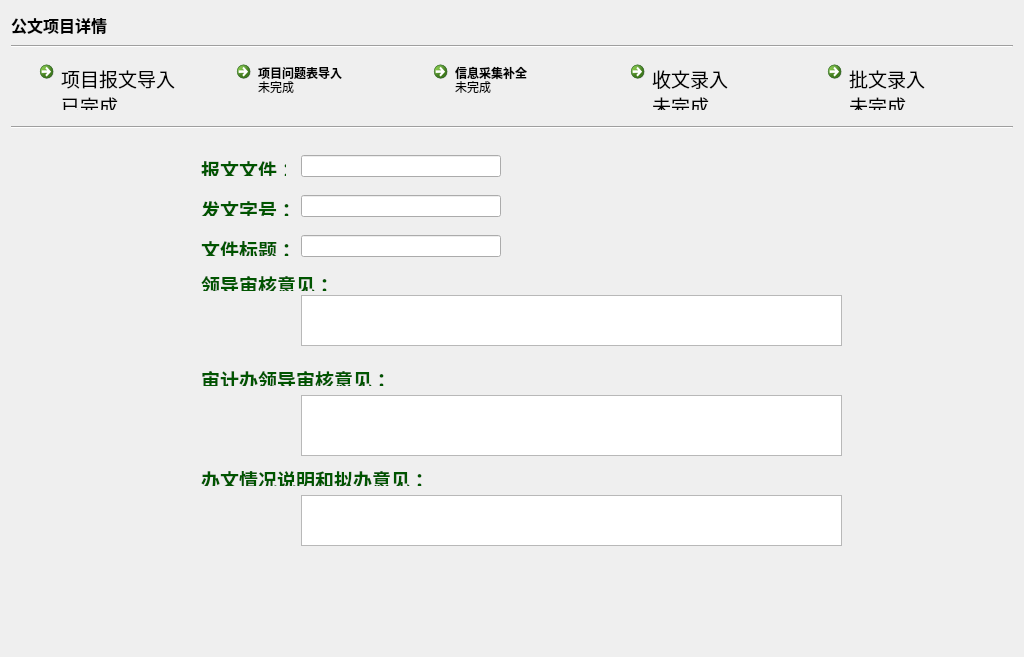
This is ui_dir/gwdetail.ui in wind-sword/Audit as Qt 5 draws it before an edit. The edited form follows.
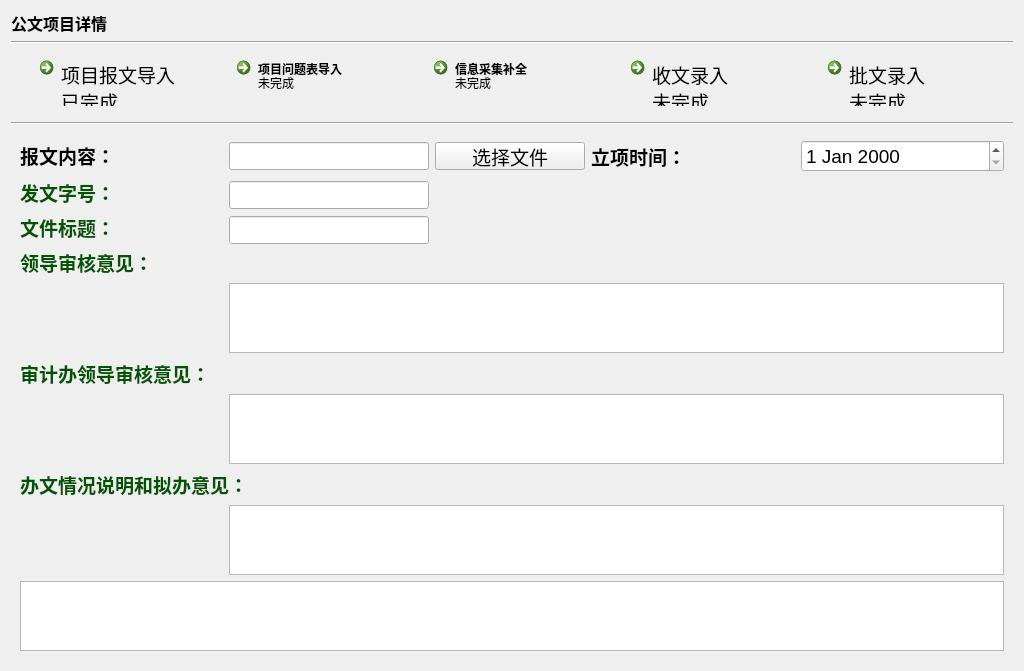
This is the edited form. The open tabs and pages were chosen to show the change.

```diff
--- a/ui_dir/gwdetail.ui
+++ b/ui_dir/gwdetail.ui
@@ -7,13 +7,13 @@
     <x>0</x>
     <y>0</y>
     <width>1024</width>
-    <height>657</height>
+    <height>656</height>
    </rect>
   </property>
   <property name="windowTitle">
    <string>Form</string>
   </property>
-  <layout class="QVBoxLayout" name="verticalLayout" stretch="1,1,2,1,18">
+  <layout class="QVBoxLayout" name="verticalLayout" stretch="0,1,2,1,0">
    <item>
     <widget class="QLabel" name="label_head">
      <property name="font">
@@ -242,35 +242,9 @@
       <number>0</number>
      </property>
      <widget class="QWidget" name="page_basicinfo">
-      <widget class="QLabel" name="label_num_5">
-       <property name="geometry">
-        <rect>
-         <x>190</x>
-         <y>230</y>
-         <width>201</width>
-         <height>21</height>
-        </rect>
-       </property>
-       <property name="font">
-        <font>
-         <pointsize>14</pointsize>
-         <weight>75</weight>
-         <bold>true</bold>
-        </font>
-       </property>
-       <property name="text">
-        <string notr="true">&lt;html&gt;&lt;head/&gt;&lt;body&gt;&lt;p&gt;&lt;span style=&quot; color:#005500;&quot;&gt;审计办领导审核意见：&lt;/span&gt;&lt;/p&gt;&lt;/body&gt;&lt;/html&gt;</string>
-       </property>
-      </widget>
+      <layout class="QGridLayout" name="gridLayout">
+       <item row="2" column="0">
       <widget class="QLabel" name="label_num_3">
-       <property name="geometry">
-        <rect>
-         <x>190</x>
-         <y>100</y>
-         <width>91</width>
-         <height>21</height>
-        </rect>
-       </property>
        <property name="font">
         <font>
          <pointsize>14</pointsize>
@@ -282,15 +256,121 @@
         <string>&lt;html&gt;&lt;head/&gt;&lt;body&gt;&lt;p&gt;&lt;span style=&quot; color:#005500;&quot;&gt;文件标题：&lt;/span&gt;&lt;/p&gt;&lt;/body&gt;&lt;/html&gt;</string>
        </property>
       </widget>
+       </item>
+       <item row="4" column="1" colspan="4">
+        <widget class="QTextEdit" name="textEdit_2"/>
+       </item>
+       <item row="1" column="0">
+        <widget class="QLabel" name="label_num">
+         <property name="font">
+          <font>
+           <pointsize>14</pointsize>
+           <weight>75</weight>
+           <bold>true</bold>
+          </font>
+         </property>
+         <property name="text">
+          <string>&lt;html&gt;&lt;head/&gt;&lt;body&gt;&lt;p&gt;&lt;span style=&quot; color:#005500;&quot;&gt;发文字号：&lt;/span&gt;&lt;/p&gt;&lt;/body&gt;&lt;/html&gt;</string>
+         </property>
+        </widget>
+       </item>
+       <item row="8" column="1" colspan="4">
+        <widget class="QTextEdit" name="textEdit_3"/>
+       </item>
+       <item row="0" column="3">
+        <widget class="QLabel" name="label_24">
+         <property name="font">
+          <font>
+           <pointsize>14</pointsize>
+           <weight>75</weight>
+           <bold>true</bold>
+          </font>
+         </property>
+         <property name="text">
+          <string>立项时间：</string>
+         </property>
+        </widget>
+       </item>
+       <item row="0" column="4">
+        <widget class="QDateEdit" name="dateEdit">
+         <property name="font">
+          <font>
+           <pointsize>14</pointsize>
+          </font>
+         </property>
+        </widget>
+       </item>
+       <item row="5" column="0" colspan="2">
+        <widget class="QLabel" name="label_num_5">
+         <property name="font">
+          <font>
+           <pointsize>14</pointsize>
+           <weight>75</weight>
+           <bold>true</bold>
+          </font>
+         </property>
+         <property name="text">
+          <string notr="true">&lt;html&gt;&lt;head/&gt;&lt;body&gt;&lt;p&gt;&lt;span style=&quot; color:#005500;&quot;&gt;审计办领导审核意见：&lt;/span&gt;&lt;/p&gt;&lt;/body&gt;&lt;/html&gt;</string>
+         </property>
+        </widget>
+       </item>
+       <item row="2" column="1">
+        <widget class="QLineEdit" name="lineEdit_num_3">
+         <property name="sizePolicy">
+          <sizepolicy hsizetype="Fixed" vsizetype="Fixed">
+           <horstretch>0</horstretch>
+           <verstretch>0</verstretch>
+          </sizepolicy>
+         </property>
+         <property name="minimumSize">
+          <size>
+           <width>0</width>
+           <height>28</height>
+          </size>
+         </property>
+         <property name="maximumSize">
+          <size>
+           <width>200</width>
+           <height>22</height>
+          </size>
+         </property>
+        </widget>
+       </item>
+       <item row="0" column="2">
+        <widget class="QPushButton" name="pushButton_file">
+         <property name="sizePolicy">
+          <sizepolicy hsizetype="Fixed" vsizetype="Fixed">
+           <horstretch>0</horstretch>
+           <verstretch>0</verstretch>
+          </sizepolicy>
+         </property>
+         <property name="minimumSize">
+          <size>
+           <width>0</width>
+           <height>28</height>
+          </size>
+         </property>
+         <property name="maximumSize">
+          <size>
+           <width>150</width>
+           <height>28</height>
+          </size>
+         </property>
+         <property name="font">
+          <font>
+           <pointsize>14</pointsize>
+          </font>
+         </property>
+         <property name="text">
+          <string>选择文件</string>
+         </property>
+        </widget>
+       </item>
+       <item row="6" column="1" colspan="4">
+        <widget class="QTextEdit" name="textEdit_4"/>
+       </item>
+       <item row="0" column="0">
       <widget class="QLabel" name="label_file_3">
-       <property name="geometry">
-        <rect>
-         <x>190</x>
-         <y>20</y>
-         <width>85</width>
-         <height>21</height>
-        </rect>
-       </property>
        <property name="font">
         <font>
          <pointsize>14</pointsize>
@@ -299,24 +379,24 @@
         </font>
        </property>
        <property name="text">
-        <string>&lt;html&gt;&lt;head/&gt;&lt;body&gt;&lt;p&gt;&lt;span style=&quot; color:#005500;&quot;&gt;报文文件：&lt;/span&gt;&lt;/p&gt;&lt;/body&gt;&lt;/html&gt;</string>
-       </property>
-      </widget>
+          <string>&lt;html&gt;&lt;head/&gt;&lt;body&gt;&lt;p&gt;&lt;span style=&quot; color:#000000;&quot;&gt;报文内容：&lt;/span&gt;&lt;/p&gt;&lt;/body&gt;&lt;/html&gt;</string>
+         </property>
+        </widget>
+       </item>
+       <item row="1" column="1">
       <widget class="QLineEdit" name="lineEdit_num">
-       <property name="geometry">
-        <rect>
-         <x>290</x>
-         <y>60</y>
-         <width>200</width>
-         <height>22</height>
-        </rect>
-       </property>
        <property name="sizePolicy">
         <sizepolicy hsizetype="Fixed" vsizetype="Fixed">
          <horstretch>0</horstretch>
          <verstretch>0</verstretch>
         </sizepolicy>
        </property>
+         <property name="minimumSize">
+          <size>
+           <width>0</width>
+           <height>28</height>
+          </size>
+         </property>
        <property name="maximumSize">
         <size>
          <width>200</width>
@@ -324,35 +404,9 @@
         </size>
        </property>
       </widget>
-      <widget class="QLabel" name="label_num_6">
-       <property name="geometry">
-        <rect>
-         <x>190</x>
-         <y>330</y>
-         <width>231</width>
-         <height>21</height>
-        </rect>
-       </property>
-       <property name="font">
-        <font>
-         <pointsize>14</pointsize>
-         <weight>75</weight>
-         <bold>true</bold>
-        </font>
-       </property>
-       <property name="text">
-        <string notr="true">&lt;html&gt;&lt;head/&gt;&lt;body&gt;&lt;p&gt;&lt;span style=&quot; color:#005500;&quot;&gt;办文情况说明和拟办意见：&lt;/span&gt;&lt;/p&gt;&lt;/body&gt;&lt;/html&gt;</string>
-       </property>
-      </widget>
+       </item>
+       <item row="3" column="0" colspan="2">
       <widget class="QLabel" name="label_num_4">
-       <property name="geometry">
-        <rect>
-         <x>190</x>
-         <y>135</y>
-         <width>141</width>
-         <height>21</height>
-        </rect>
-       </property>
        <property name="font">
         <font>
          <pointsize>14</pointsize>
@@ -364,100 +418,47 @@
         <string>&lt;html&gt;&lt;head/&gt;&lt;body&gt;&lt;p&gt;&lt;span style=&quot; color:#005500;&quot;&gt;领导审核意见：&lt;/span&gt;&lt;/p&gt;&lt;/body&gt;&lt;/html&gt;</string>
        </property>
       </widget>
-      <widget class="QTextEdit" name="textEdit_2">
-       <property name="geometry">
-        <rect>
-         <x>290</x>
-         <y>160</y>
-         <width>541</width>
-         <height>51</height>
-        </rect>
-       </property>
-      </widget>
-      <widget class="QTextEdit" name="textEdit_3">
-       <property name="geometry">
-        <rect>
-         <x>290</x>
-         <y>360</y>
-         <width>541</width>
-         <height>51</height>
-        </rect>
-       </property>
-      </widget>
+       </item>
+       <item row="7" column="0" colspan="2">
+        <widget class="QLabel" name="label_num_6">
+         <property name="font">
+          <font>
+           <pointsize>14</pointsize>
+           <weight>75</weight>
+           <bold>true</bold>
+          </font>
+         </property>
+         <property name="text">
+          <string notr="true">&lt;html&gt;&lt;head/&gt;&lt;body&gt;&lt;p&gt;&lt;span style=&quot; color:#005500;&quot;&gt;办文情况说明和拟办意见：&lt;/span&gt;&lt;/p&gt;&lt;/body&gt;&lt;/html&gt;</string>
+         </property>
+        </widget>
+       </item>
+       <item row="0" column="1">
       <widget class="QLineEdit" name="lineEdit_file_3">
-       <property name="geometry">
-        <rect>
-         <x>290</x>
-         <y>20</y>
-         <width>200</width>
-         <height>22</height>
-        </rect>
-       </property>
        <property name="sizePolicy">
         <sizepolicy hsizetype="Fixed" vsizetype="Fixed">
          <horstretch>0</horstretch>
          <verstretch>0</verstretch>
         </sizepolicy>
        </property>
-       <property name="maximumSize">
+         <property name="minimumSize">
         <size>
-         <width>200</width>
-         <height>22</height>
-        </size>
-       </property>
-      </widget>
-      <widget class="QLineEdit" name="lineEdit_num_3">
-       <property name="geometry">
-        <rect>
-         <x>290</x>
-         <y>100</y>
-         <width>200</width>
-         <height>22</height>
-        </rect>
-       </property>
-       <property name="sizePolicy">
-        <sizepolicy hsizetype="Fixed" vsizetype="Fixed">
-         <horstretch>0</horstretch>
-         <verstretch>0</verstretch>
-        </sizepolicy>
-       </property>
+           <width>0</width>
+           <height>28</height>
+          </size>
+         </property>
        <property name="maximumSize">
         <size>
          <width>200</width>
-         <height>22</height>
+           <height>28</height>
         </size>
        </property>
       </widget>
-      <widget class="QTextEdit" name="textEdit_4">
-       <property name="geometry">
-        <rect>
-         <x>290</x>
-         <y>260</y>
-         <width>541</width>
-         <height>61</height>
-        </rect>
-       </property>
-      </widget>
-      <widget class="QLabel" name="label_num">
-       <property name="geometry">
-        <rect>
-         <x>190</x>
-         <y>60</y>
-         <width>91</width>
-         <height>21</height>
-        </rect>
-       </property>
-       <property name="font">
-        <font>
-         <pointsize>14</pointsize>
-         <weight>75</weight>
-         <bold>true</bold>
-        </font>
-       </property>
-       <property name="text">
-        <string>&lt;html&gt;&lt;head/&gt;&lt;body&gt;&lt;p&gt;&lt;span style=&quot; color:#005500;&quot;&gt;发文字号：&lt;/span&gt;&lt;/p&gt;&lt;/body&gt;&lt;/html&gt;</string>
-       </property>
-      </widget>
+       </item>
+       <item row="9" column="0" colspan="5">
+        <widget class="QTextBrowser" name="textBrowser"/>
+       </item>
+      </layout>
      </widget>
      <widget class="QWidget" name="page_relfile">
       <widget class="QLabel" name="label_11">
```
Left out of the diff: 210 changed lines with no effect on the pictures. Lines whose indentation alone changed are shown as unchanged.
